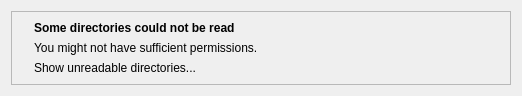
Old version of the form src/panel-message.ui in the repository Lithopsian/qt6dirstat.
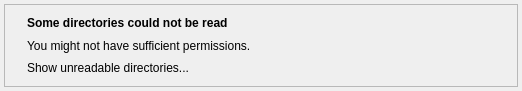
New version of the form. Icons and pictures are not drawn.

Commit message: Adjust spacing in the UI

Diff of the .ui file:
```diff
--- a/src/panel-message.ui
+++ b/src/panel-message.ui
@@ -11,6 +11,18 @@
    </rect>
   </property>
   <layout class="QVBoxLayout" name="panelVBox">
+   <property name="leftMargin">
+    <number>4</number>
+   </property>
+   <property name="topMargin">
+    <number>4</number>
+   </property>
+   <property name="rightMargin">
+    <number>4</number>
+   </property>
+   <property name="bottomMargin">
+    <number>4</number>
+   </property>
    <item>
     <widget class="QFrame" name="frame">
      <property name="frameShape">
```
The commit also changes 6 other files.
